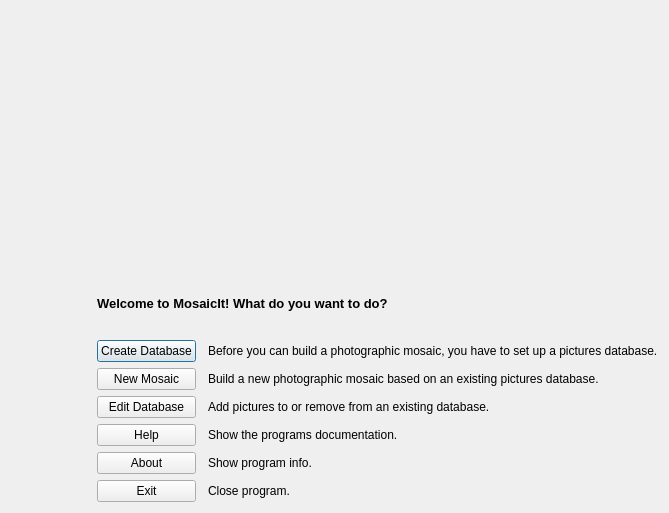
seanet7or/mosaicit, file mainwindow.ui: the form before one commit.
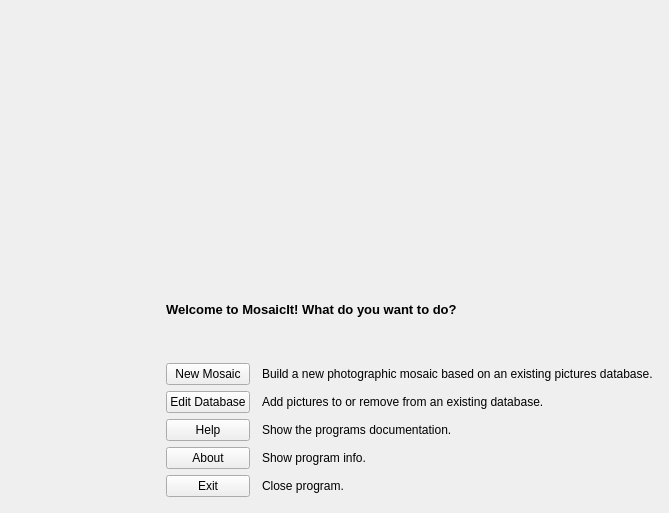
The form after the commit. Icons and pictures are not drawn.

```diff
--- a/mainwindow.ui
+++ b/mainwindow.ui
@@ -28,6 +28,18 @@
   </property>
   <widget class="QWidget" name="centralWidget">
    <layout class="QVBoxLayout" name="verticalLayout">
+    <property name="leftMargin">
+     <number>0</number>
+    </property>
+    <property name="topMargin">
+     <number>0</number>
+    </property>
+    <property name="rightMargin">
+     <number>0</number>
+    </property>
+    <property name="bottomMargin">
+     <number>0</number>
+    </property>
     <item>
      <widget class="QLabel" name="logo_label">
       <property name="minimumSize">
@@ -62,7 +74,39 @@
     </item>
     <item>
      <layout class="QGridLayout" name="gridLayout">
-      <item row="4" column="0">
+      <property name="leftMargin">
+       <number>16</number>
+      </property>
+      <property name="topMargin">
+       <number>0</number>
+      </property>
+      <property name="rightMargin">
+       <number>16</number>
+      </property>
+      <property name="bottomMargin">
+       <number>16</number>
+      </property>
+      <item row="6" column="1">
+       <widget class="QPushButton" name="aboutButton">
+        <property name="text">
+         <string>About</string>
+        </property>
+        <property name="autoDefault">
+         <bool>true</bool>
+        </property>
+       </widget>
+      </item>
+      <item row="7" column="1">
+       <widget class="QPushButton" name="exitButton">
+        <property name="text">
+         <string>Exit</string>
+        </property>
+        <property name="autoDefault">
+         <bool>true</bool>
+        </property>
+       </widget>
+      </item>
+      <item row="3" column="0">
        <spacer name="horizontalSpacer">
         <property name="orientation">
          <enum>Qt::Horizontal</enum>
@@ -75,49 +119,6 @@
         </property>
        </spacer>
       </item>
-      <item row="8" column="1">
-       <widget class="QPushButton" name="exitButton">
-        <property name="text">
-         <string>Exit</string>
-        </property>
-        <property name="autoDefault">
-         <bool>true</bool>
-        </property>
-       </widget>
-      </item>
-      <item row="7" column="1">
-       <widget class="QPushButton" name="aboutButton">
-        <property name="text">
-         <string>About</string>
-        </property>
-        <property name="autoDefault">
-         <bool>true</bool>
-        </property>
-       </widget>
-      </item>
-      <item row="2" column="1">
-       <widget class="QPushButton" name="createDatabaseBn">
-        <property name="text">
-         <string>Create Database</string>
-        </property>
-        <property name="autoDefault">
-         <bool>true</bool>
-        </property>
-        <property name="default">
-         <bool>true</bool>
-        </property>
-       </widget>
-      </item>
-      <item row="4" column="1">
-       <widget class="QPushButton" name="newMosaicButton">
-        <property name="text">
-         <string>New Mosaic</string>
-        </property>
-        <property name="autoDefault">
-         <bool>true</bool>
-        </property>
-       </widget>
-      </item>
       <item row="0" column="1" colspan="3">
        <widget class="QLabel" name="label">
         <property name="font">
@@ -135,45 +136,34 @@
         </property>
        </widget>
       </item>
-      <item row="2" column="3">
-       <widget class="QLabel" name="label_2">
+      <item row="3" column="1">
+       <widget class="QPushButton" name="newMosaicButton">
         <property name="text">
-         <string>Before you can build a photographic mosaic, you have to set up a pictures database.</string>
+         <string>New Mosaic</string>
+        </property>
+        <property name="autoDefault">
+         <bool>true</bool>
         </property>
        </widget>
       </item>
-      <item row="4" column="3">
-       <widget class="QLabel" name="label_3">
+      <item row="4" column="1">
+       <widget class="QPushButton" name="editDatabaseButton">
         <property name="text">
-         <string>Build a new photographic mosaic based on an existing pictures database.</string>
+         <string>Edit Database</string>
+        </property>
+        <property name="autoDefault">
+         <bool>true</bool>
         </property>
        </widget>
       </item>
       <item row="7" column="3">
-       <widget class="QLabel" name="label_4">
-        <property name="text">
-         <string>Show program info.</string>
-        </property>
-       </widget>
-      </item>
-      <item row="8" column="3">
        <widget class="QLabel" name="label_5">
         <property name="text">
          <string>Close program.</string>
         </property>
        </widget>
       </item>
-      <item row="5" column="1">
-       <widget class="QPushButton" name="editDatabaseButton">
-        <property name="text">
-         <string>Edit Database</string>
-        </property>
-        <property name="autoDefault">
-         <bool>true</bool>
-        </property>
-       </widget>
-      </item>
-      <item row="5" column="3">
+      <item row="4" column="3">
        <widget class="QLabel" name="label_6">
         <property name="text">
          <string>Add pictures to or remove from an existing database.</string>
@@ -193,7 +183,21 @@
         </property>
        </spacer>
       </item>
-      <item row="6" column="1">
+      <item row="6" column="3">
+       <widget class="QLabel" name="label_4">
+        <property name="text">
+         <string>Show program info.</string>
+        </property>
+       </widget>
+      </item>
+      <item row="3" column="3">
+       <widget class="QLabel" name="label_3">
+        <property name="text">
+         <string>Build a new photographic mosaic based on an existing pictures database.</string>
+        </property>
+       </widget>
+      </item>
+      <item row="5" column="1">
        <widget class="QPushButton" name="helpButton">
         <property name="text">
          <string>Help</string>
@@ -203,7 +207,7 @@
         </property>
        </widget>
       </item>
-      <item row="6" column="3">
+      <item row="5" column="3">
        <widget class="QLabel" name="label_7">
         <property name="text">
          <string>Show the programs documentation.</string>
```
